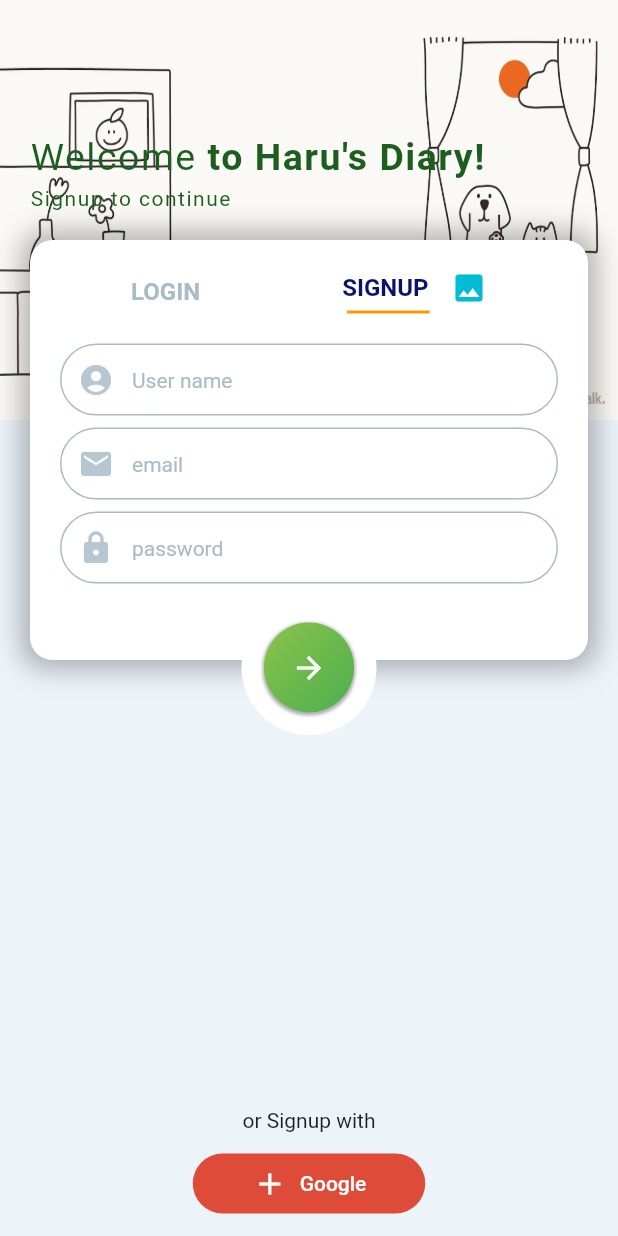
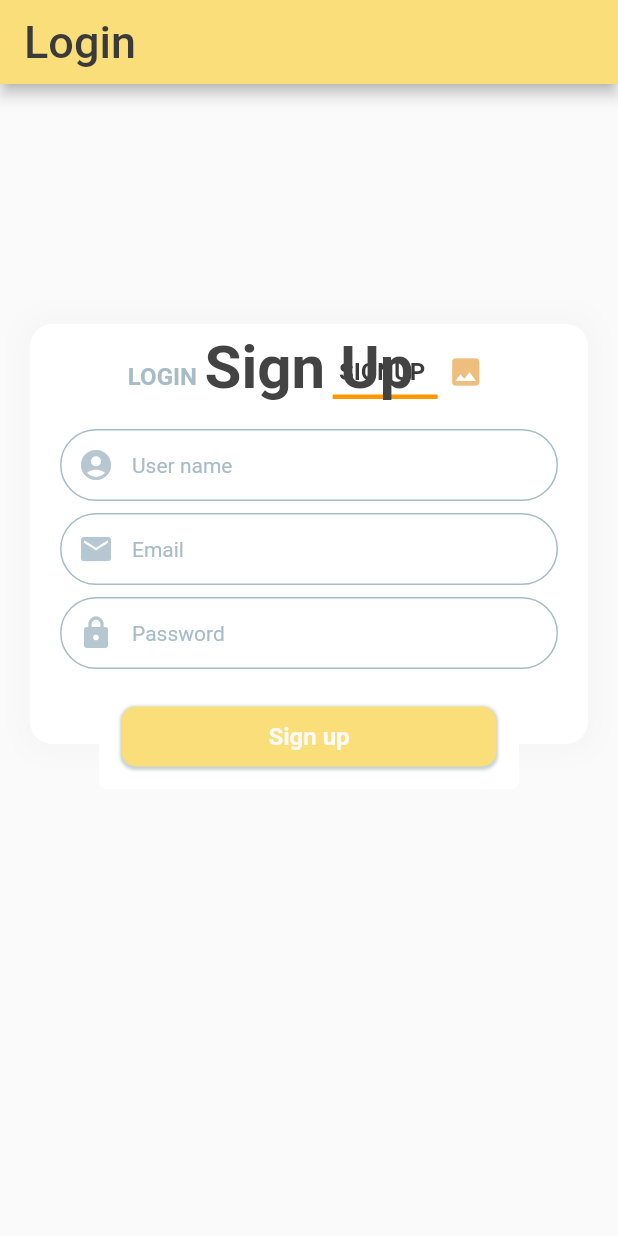
Before and after one commit to JohnnyNLP/Haru_s_diary, a Flutter app: the screen it shows after launch, on a phone screen of 412 x 824 dp. Run offline on Flutter 3.47's test engine with Material 2 defaults, Android fonts, the phone set to English and light mode, and no system bars; drawn by our look-alikes of modal_progress_hud_nsn; our stand-ins replace auto_size_text, cloud_firestore, cloud_functions, firebase_auth, firebase_core, firebase_storage and 10 more; missing offline and left inert: json_path; accounts and stored records are empty; generated files the repository leaves out were written again; Roboto replaces fonts that are missing (YourFontFamily).

Commit message:
change screen code

```diff
--- a/lib/screens/diary_screen.dart
+++ b/lib/screens/diary_screen.dart
@@ -26,14 +26,14 @@ class _DiaryScreenState extends State<DiaryScreen> {
   TextEditingController _contentController = TextEditingController();
   // String? _diaryId;
   final emotion = false;
-  final _authentication = FirebaseAuth.instance;
+  final _authentication = FirebaseAuth.instance; //Firebase 인증 객체 생성
   User? loggedUser;
   DocumentReference? diaryRef;
   // todo: 현재 하루에 대화 하나 일기 하나 구조로 만들어둠.
   // 이후에 여러개 할 수 있게 수정해야함. 시간 없어서 일단 ㄱㄱ
-  bool _isLoading = false;
+  bool _isLoading = false; // 로딩 상태를 나타내는 변수
 
-  @override
+  @override // 아래 void initState()는 초기 상태 설정 메서드. 사용자 정보, 문서 레퍼런스, 일기 내용을 불러옴
   void initState() {
     super.initState();
     _getCurrentUser();
@@ -51,12 +51,14 @@ class _DiaryScreenState extends State<DiaryScreen> {
   //   });
   // }
 
+// 로딩 상태를 토글하는 메서드
   void _toggleLoading() {
     setState(() {
       _isLoading = !_isLoading;
     });
   }
 
+// 현재 로그인한 사용자 정보를 가져오는 메서드
   void _getCurrentUser() {
     final user = _authentication.currentUser;
     try {
@@ -68,6 +70,7 @@ class _DiaryScreenState extends State<DiaryScreen> {
     }
   }
 
+// 일기의 Firestore문서 레퍼런스를 가져오는 메서드
   void _getDocumentReference() {
     diaryRef = FirebaseFirestore.instance
         .collection('user')
@@ -76,11 +79,13 @@ class _DiaryScreenState extends State<DiaryScreen> {
         .doc(widget._date);
   }
 
+// GPT API를 이용해 일기를 생성하는 메서드
   Future<void> getGptDiary() async {
     final message = await GptApiClass().makeDiary(widget._conversation);
     _contentController.text = message;
   }
 
+// Firestore에서 일기를 가져오는 메서드
   Future<void> _fetchDiary() async {
     DocumentSnapshot documentSnapshot = await diaryRef!.get();
 
@@ -91,15 +96,14 @@ class _DiaryScreenState extends State<DiaryScreen> {
       _toggleLoading();
     } else {
       documentSnapshot = await diaryRef!.get();
-      if (documentSnapshot.data() != null) {
-        Map<String, dynamic> diary =
-            documentSnapshot.data() as Map<String, dynamic>;
-        _titleController.text = diary['title'] ?? 'No title';
-        _contentController.text = diary['content'] ?? 'No content';
-      }
+      Map<String, dynamic> diary =
+          documentSnapshot.data() as Map<String, dynamic>;
+      _titleController.text = diary['title'] ?? 'No title';
+      _contentController.text = diary['content'] ?? 'No content';
     }
   }
 
+// 일기를 Firestore에 업데이트 하는 메서드
   Future<void> _updateDiary({String? title, String? content}) async {
     await diaryRef!.set({
       'title': title ?? _titleController.text,
@@ -108,6 +112,7 @@ class _DiaryScreenState extends State<DiaryScreen> {
     });
   }
 
+// UI를 빌드하는 메서드
   @override
   Widget build(BuildContext context) {
     return ModalProgressHUD(
--- a/lib/screens/home_screen.dart
+++ b/lib/screens/home_screen.dart
@@ -1,13 +1,11 @@
 import 'package:firebase_auth/firebase_auth.dart';
 import 'package:flutter_screenutil/flutter_screenutil.dart';
+import 'package:haru_diary/api/functions.dart';
 import 'package:haru_diary/custom/custom_app_bar.dart';
 import 'package:haru_diary/screens/calendar_screen.dart';
 import 'package:intl/intl.dart';
 import 'package:flutter/material.dart';
-import 'package:provider/provider.dart';
 
-import '../api/functions.dart';
-import '../provider/progress_provider.dart';
 import '/custom/custom_top_container.dart';
 import '/custom/custom_icon_button.dart';
 import '/custom/custom_theme.dart';
@@ -35,8 +33,6 @@ class _HomeScreen2State extends State<HomeScreen2> {
 
   @override
   Widget build(BuildContext context) {
-    Provider.of<ProgressProvider>(context, listen: false).setUserPrefs();
-
     return GestureDetector(
       onTap: () => FocusScope.of(context).unfocus(),
       child: Scaffold(
@@ -205,10 +201,14 @@ class _HomeScreen2State extends State<HomeScreen2> {
                               ));
                             },
                           ),
-                          Text(
+                          Padding(
+                            padding: EdgeInsets.only(
+                                left: 6), // 하단 diary 글자 위치 이동(심기섭 수정)
+                            child: Text(
                               'Diary',
                               textAlign: TextAlign.start,
                               style: CustomTheme.of(context).bodySmall,
+                            ),
                           ),
                         ],
                       ),
@@ -229,9 +229,13 @@ class _HomeScreen2State extends State<HomeScreen2> {
                               ));
                             },
                           ),
-                          Text(
+                          Padding(
+                            padding: EdgeInsets.only(
+                                left: 10), // 하단 Calendar 글자 위치 이동(심기섭 수정)
+                            child: Text(
                               'Calendar',
                               style: CustomTheme.of(context).bodySmall,
+                            ),
                           ),
                         ],
                       ),
@@ -261,9 +265,13 @@ class _HomeScreen2State extends State<HomeScreen2> {
                               print(returnValue);
                             },
                           ),
-                          Text(
+                          Padding(
+                            padding: EdgeInsets.only(
+                                left: 6), // 하단 Setting 글자 위치 이동(심기섭 수정)
+                            child: Text(
                               'Setting',
                               style: CustomTheme.of(context).bodySmall,
+                            ),
                           ),
                         ],
                       ),
--- a/lib/screens/login_signup_screen.dart
+++ b/lib/screens/login_signup_screen.dart
@@ -1,7 +1,4 @@
-// ignore_for_file: use_build_context_synchronously
-
 import 'dart:io';
-
 import 'package:flutter/material.dart';
 import '/add_image/add_image.dart';
 import '../custom/palette.dart';
@@ -14,7 +11,6 @@ class LoginSignupScreen extends StatefulWidget {
   const LoginSignupScreen({Key? key}) : super(key: key);
 
   @override
-  // ignore: library_private_types_in_public_api
   _LoginSignupScreenState createState() => _LoginSignupScreenState();
 }
 
@@ -45,7 +41,7 @@ class _LoginSignupScreenState extends State<LoginSignupScreen> {
       context: context,
       builder: (context) {
         return Dialog(
-          backgroundColor: Colors.white,
+          backgroundColor: Color.fromARGB(255, 243, 231, 119),
           child: AddImage(pickedImage),
         );
       },
@@ -55,7 +51,15 @@ class _LoginSignupScreenState extends State<LoginSignupScreen> {
   @override
   Widget build(BuildContext context) {
     return Scaffold(
-      backgroundColor: Palette.backgroundColor,
+      appBar: AppBar(
+        title: Text(
+          'Login', // AppBar의 이름을 "Login"으로 설정
+          style: TextStyle(
+              color: const Color.fromARGB(255, 58, 58, 59), // 텍스트 색상 변경
+              fontSize: 30),
+        ),
+        backgroundColor: Color(0xFFF9DE7A), // 배경색을 노란색으로 설정
+      ),
       body: ModalProgressHUD(
         inAsyncCall: showSpinner,
         child: GestureDetector(
@@ -64,63 +68,6 @@ class _LoginSignupScreenState extends State<LoginSignupScreen> {
           },
           child: Stack(
             children: [
-              // 배경
-              Positioned(
-                top: 0,
-                right: 0,
-                left: 0,
-                child: Container(
-                  height: 280,
-                  decoration: BoxDecoration(
-                    image: DecorationImage(
-                      image: AssetImage('image/room.jpg'),
-                      fit: BoxFit.fill,
-                    ),
-                  ),
-                  child: Container(
-                    padding: EdgeInsets.only(top: 90, left: 20),
-                    child: Column(
-                      crossAxisAlignment: CrossAxisAlignment.start,
-                      children: [
-                        RichText(
-                          text: TextSpan(
-                              text: 'Welcome',
-                              style: TextStyle(
-                                letterSpacing: 1.0,
-                                fontSize: 25,
-                                color: Colors.green[900],
-                              ),
-                              children: [
-                                TextSpan(
-                                  text: isSignupScreen
-                                      ? ' to Haru\'s Diary!'
-                                      : ' back',
-                                  style: TextStyle(
-                                    letterSpacing: 1.0,
-                                    fontSize: 25,
-                                    color: Colors.green[900],
-                                    fontWeight: FontWeight.bold,
-                                  ),
-                                )
-                              ]),
-                        ),
-                        SizedBox(
-                          height: 5.0,
-                        ),
-                        Text(
-                          isSignupScreen
-                              ? 'Signup to continue'
-                              : 'Signin to continue',
-                          style: TextStyle(
-                            letterSpacing: 1.0,
-                            color: Colors.green[900],
-                          ),
-                        )
-                      ],
-                    ),
-                  ),
-                ),
-              ),
               // 텍스트 폼 필드
               AnimatedPositioned(
                 duration: Duration(milliseconds: 500),
@@ -138,7 +85,8 @@ class _LoginSignupScreenState extends State<LoginSignupScreen> {
                     borderRadius: BorderRadius.circular(15.0),
                     boxShadow: [
                       BoxShadow(
-                        color: Colors.black.withOpacity(0.3),
+                        color:
+                            Color.fromARGB(255, 240, 234, 234).withOpacity(0.3),
                         blurRadius: 15,
                         spreadRadius: 5,
                       ),
@@ -165,15 +113,16 @@ class _LoginSignupScreenState extends State<LoginSignupScreen> {
                                       fontSize: 16.0,
                                       fontWeight: FontWeight.bold,
                                       color: !isSignupScreen
-                                          ? Palette.activeColor
+                                          ? const Color.fromARGB(
+                                              255, 58, 58, 59) // login 글자색
                                           : Palette.textColor1,
                                     ),
                                   ),
                                   if (!isSignupScreen)
                                     Container(
                                       margin: EdgeInsets.only(top: 3),
-                                      height: 2.0,
-                                      width: 55.0,
+                                      height: 3.0,
+                                      width: 59.0,
                                       color: Colors.orange,
                                     )
                                 ],
@@ -195,7 +144,8 @@ class _LoginSignupScreenState extends State<LoginSignupScreen> {
                                           fontSize: 16.0,
                                           fontWeight: FontWeight.bold,
                                           color: isSignupScreen
-                                              ? Palette.activeColor
+                                              ? const Color.fromARGB(255, 58,
+                                                  58, 59) // sign up 글자색
                                               : Palette.textColor1,
                                         ),
                                       ),
@@ -210,7 +160,8 @@ class _LoginSignupScreenState extends State<LoginSignupScreen> {
                                           child: Icon(
                                             Icons.image,
                                             color: isSignupScreen
-                                                ? Colors.cyan
+                                                ? Color.fromARGB(
+                                                    255, 238, 190, 126)
                                                 : Colors.grey[300],
                                           ),
                                         ),
@@ -219,8 +170,8 @@ class _LoginSignupScreenState extends State<LoginSignupScreen> {
                                   if (isSignupScreen)
                                     Container(
                                       margin: EdgeInsets.fromLTRB(0, 3, 35, 0),
-                                      height: 2.0,
-                                      width: 55.0,
+                                      height: 3.0,
+                                      width: 70.0,
                                       color: Colors.orange,
                                     )
                                 ],
@@ -287,7 +238,7 @@ class _LoginSignupScreenState extends State<LoginSignupScreen> {
                                     validator: (value) {
                                       if (value!.isEmpty ||
                                           !value.contains('@')) {
-                                        return 'Please enter valid email address.';
+                                        return 'Please enter a valid email address.';
                                       }
                                       return null;
                                     },
@@ -318,7 +269,7 @@ class _LoginSignupScreenState extends State<LoginSignupScreen> {
                                           Radius.circular(35.0),
                                         ),
                                       ),
-                                      hintText: 'email',
+                                      hintText: 'Email',
                                       hintStyle: TextStyle(
                                         fontSize: 14,
                                         color: Palette.textColor1,
@@ -363,7 +314,7 @@ class _LoginSignupScreenState extends State<LoginSignupScreen> {
                                           Radius.circular(35.0),
                                         ),
                                       ),
-                                      hintText: 'password',
+                                      hintText: 'Password',
                                       hintStyle: TextStyle(
                                         fontSize: 14,
                                         color: Palette.textColor1,
@@ -388,7 +339,7 @@ class _LoginSignupScreenState extends State<LoginSignupScreen> {
                                     validator: (value) {
                                       if (value!.isEmpty ||
                                           !value.contains('@')) {
-                                        return 'Please enter valid email address.';
+                                        return 'Please enter a valid email address.';
                                       }
                                       return null;
                                     },
@@ -417,7 +368,7 @@ class _LoginSignupScreenState extends State<LoginSignupScreen> {
                                           Radius.circular(35.0),
                                         ),
                                       ),
-                                      hintText: 'email',
+                                      hintText: 'Email',
                                       hintStyle: TextStyle(
                                         fontSize: 14,
                                         color: Palette.textColor1,
@@ -462,7 +413,7 @@ class _LoginSignupScreenState extends State<LoginSignupScreen> {
                                           Radius.circular(35.0),
                                         ),
                                       ),
-                                      hintText: 'password',
+                                      hintText: 'Password',
                                       hintStyle: TextStyle(
                                         fontSize: 14,
                                         color: Palette.textColor1,
@@ -479,7 +430,7 @@ class _LoginSignupScreenState extends State<LoginSignupScreen> {
                   ),
                 ),
               ),
-              // 전송버튼
+              // 전송 버튼
               AnimatedPositioned(
                 duration: Duration(milliseconds: 500),
                 curve: Curves.easeIn,
@@ -489,11 +440,11 @@ class _LoginSignupScreenState extends State<LoginSignupScreen> {
                 child: Center(
                   child: Container(
                     padding: EdgeInsets.all(15.0),
-                    height: 90.0,
-                    width: 90.0,
+                    height: 70.0, // sign up 버튼 크기 조절
+                    width: 280.0,
                     decoration: BoxDecoration(
                       color: Colors.white,
-                      borderRadius: BorderRadius.circular(50.0),
+                      borderRadius: BorderRadius.circular(5.0),
                     ),
                     child: GestureDetector(
                       onTap: () async {
@@ -501,18 +452,6 @@ class _LoginSignupScreenState extends State<LoginSignupScreen> {
                           showSpinner = true;
                         });
                         if (isSignupScreen) {
-                          // if (userPickedImage == null) {
-                          //   setState(() {
-                          //     showSpinner = false;
-                          //   });
-                          //   ScaffoldMessenger.of(context).showSnackBar(
-                          //     SnackBar(
-                          //       content: Text('Please pick your image'),
-                          //       backgroundColor: Colors.blue,
-                          //     ),
-                          //   );
-                          //   return;
-                          // }
                           _tryValidation();
                           try {
                             final newUser = await _authentication
@@ -542,17 +481,6 @@ class _LoginSignupScreenState extends State<LoginSignupScreen> {
                                 'picked_image': url,
                               },
                             );
-
-                            // if (newUser.user != null) {
-                            //   Navigator.push(
-                            //     context,
-                            //     MaterialPageRoute(
-                            //       builder: (context) {
-                            //         return HomeScreen();
-                            //       },
-                            //     ),
-                            //   );
-                            // }
                           } catch (e) {
                             print(e);
                             if (mounted) {
@@ -576,16 +504,6 @@ class _LoginSignupScreenState extends State<LoginSignupScreen> {
                               email: userEmail,
                               password: userPassword,
                             );
-                            // if (newUser.user != null) {
-                            //   Navigator.push(
-                            //     context,
-                            //     MaterialPageRoute(
-                            //       builder: (context) {
-                            //         return HomeScreen();
-                            //       },
-                            //     ),
-                            //   );
-                            // }
                           } catch (e) {
                             print(e);
                             ScaffoldMessenger.of(context).showSnackBar(
@@ -605,26 +523,31 @@ class _LoginSignupScreenState extends State<LoginSignupScreen> {
                       child: Container(
                         decoration: BoxDecoration(
                           gradient: LinearGradient(
-                            colors: [
-                              Colors.lightGreen,
-                              Colors.green,
-                            ],
+                            colors: [Color(0xFFF9DE7A), Color(0xFFF9DE7A)],
                             begin: Alignment.topLeft,
                             end: Alignment.bottomRight,
                           ),
-                          borderRadius: BorderRadius.circular(30),
+                          borderRadius: BorderRadius.circular(10),
                           boxShadow: [
                             BoxShadow(
-                              color: Colors.black.withOpacity(0.3),
+                              color: Color.fromARGB(255, 78, 107, 105)
+                                  .withOpacity(0.3),
                               blurRadius: 1,
                               spreadRadius: 1,
                               offset: Offset(0, 1),
                             ),
                           ],
                         ),
-                        child: Icon(
-                          Icons.arrow_forward,
-                          color: Colors.white,
+                        child: Center(
+                          child: Text(
+                            'Sign up', // 텍스트로 변경
+                            style: TextStyle(
+                              color: Color.fromARGB(
+                                  255, 255, 249, 247), // 텍스트 색상 변경
+                              fontSize: 16, // 텍스트 크기 변경
+                              fontWeight: FontWeight.bold, // 텍스트 굵기 설정
+                            ),
+                          ),
                         ),
                       ),
                     ),
@@ -632,46 +555,58 @@ class _LoginSignupScreenState extends State<LoginSignupScreen> {
                 ),
               ),
               // 구글 로그인
-              AnimatedPositioned(
-                duration: Duration(milliseconds: 500),
-                curve: Curves.easeIn,
-                top: isSignupScreen
-                    ? MediaQuery.of(context).size.height - 85.0
-                    : MediaQuery.of(context).size.height - 125.0,
-                right: 0,
-                left: 0,
+              // AnimatedPositioned(
+              //   duration: Duration(milliseconds: 500),
+              //   curve: Curves.easeIn,
+              //   top: isSignupScreen
+              //       ? MediaQuery.of(context).size.height - 85.0
+              //       : MediaQuery.of(context).size.height - 125.0,
+              //   right: 0,
+              //   left: 0,
+              //   child: Column(
+              //     children: [
+              //       Text(isSignupScreen ? 'or Signup with' : 'or Signin with'),
+              //       SizedBox(
+              //         height: 10.0,
+              //       ),
+              //       TextButton.icon(
+              //         onPressed: () async {
+              //           await _authentication.signInWithEmailAndPassword(
+              //             email: 'test@email.com',
+              //             password: '123456',
+              //           );
+              //         },
+              //         style: TextButton.styleFrom(
+              //           foregroundColor: Color.fromRGBO(165, 150, 150, 1),
+              //           minimumSize: Size(155, 40),
+              //           shape: RoundedRectangleBorder(
+              //             borderRadius: BorderRadius.circular(20),
+              //           ),
+              //           backgroundColor: Palette.googleColor,
+              //         ),
+              //         icon: Icon(Icons.add),
+              //         label: Text('Google'),
+              //       ),
+              //     ],
+              //   ),
+              // ),
+// APPbar 밑에 Sign Up 텍스트 스타일을 변경하는 부분
+              Center(
                 child: Column(
+                  mainAxisAlignment: MainAxisAlignment.center, // 수직 방향으로 중앙 정렬
                   children: [
-                    Text(isSignupScreen ? 'or Signup with' : 'or Signin with'),
-                    SizedBox(
-                      height: 10.0,
+                    Text(
+                      'Sign Up', // 원하는 텍스트로 변경
+                      style: TextStyle(
+                        fontSize: 40, // 텍스트 크기를 조정하세요
+                        color: Color.fromARGB(255, 68, 67, 67), // 텍스트 색상을 조정하세요
+                        fontWeight: FontWeight.bold, // 텍스트 굵기를 조정하세요
+                        fontFamily: 'YourFontFamily', // 폰트 패밀리를 지정하세요
+                        fontStyle: FontStyle.normal, // 이탤릭체를 사용할 경우 활성화하세요
+                        // letterSpacing: 2.0, // 글자 간격을 조정할 경우 활성화하세요
+                      ),
                     ),
-                    TextButton.icon(
-                      onPressed: () async {
-                        await _authentication.signInWithEmailAndPassword(
-                          email: 'test@email.com',
-                          password: '123456',
-                        );
-                        // Navigator.push(
-                        //   context,
-                        //   MaterialPageRoute(
-                        //     builder: (context) {
-                        //       return Counter();
-                        //     },
-                        //   ),
-                        // );
-                      },
-                      style: TextButton.styleFrom(
-                        foregroundColor: Colors.white,
-                        minimumSize: Size(155, 40),
-                        shape: RoundedRectangleBorder(
-                          borderRadius: BorderRadius.circular(20),
-                        ),
-                        backgroundColor: Palette.googleColor,
-                      ),
-                      icon: Icon(Icons.add),
-                      label: Text('Google'),
-                    ),
+                    SizedBox(height: 390), // 원하는 수직 간격을 조정하세요
                   ],
                 ),
               ),
```
Lines whose indentation alone changed are shown as unchanged.
